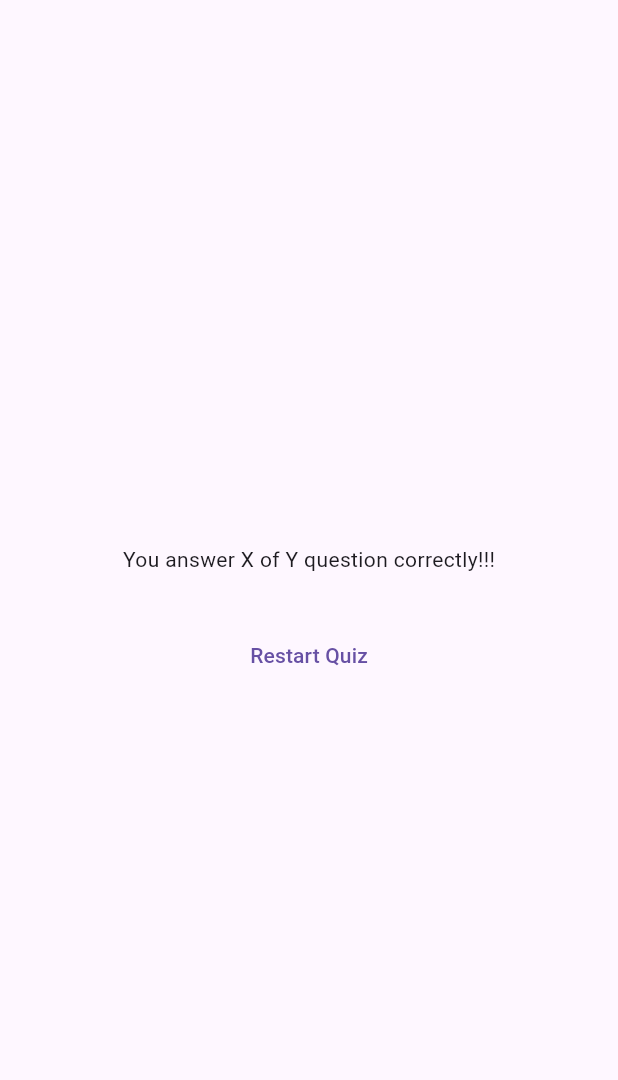
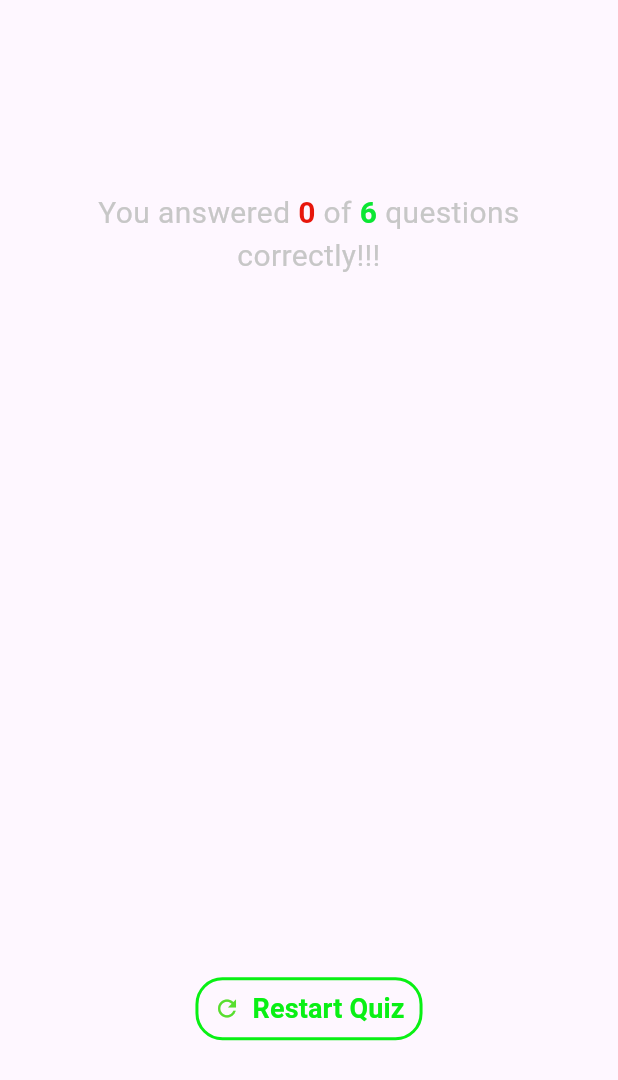
Before and after one commit to Adriatik-Berdufi/quiz_app, a Flutter app: the ResultsScreen widget shown alone on an empty page, opened directly with empty values, on a phone screen of 412 x 824 dp. Shown: the top 1080 px of the screen. Run offline on Flutter 3.47's test engine with Material 3 defaults, Android fonts, the phone set to English and light mode, and no system bars.

Commit message:
ad syle for question_summary

```diff
--- a/lib/result_screen.dart
+++ b/lib/result_screen.dart
@@ -11,11 +11,13 @@ class ResultsScreen extends StatelessWidget {
     final List<Map<String, Object>> summary = [];
 
     for (var i = 0; i < choseAnsewers.length; i++) {
+      final bool isCorrect = choseAnsewers[i] == questions[i].answer[0];
       summary.add({
         'index': i,
         'question': questions[i].question,
-        'correct_ansquers': questions[i].answer[0],
+        'correct_answers': questions[i].answer[0],
         'user_answer': choseAnsewers[i],
+        'is_correct': isCorrect,
       });
     }
 
@@ -24,6 +26,12 @@ class ResultsScreen extends StatelessWidget {
 
   @override
   Widget build(BuildContext context) {
+    final summaryData = getSummaryData();
+    final numTotQuestions = questions.length;
+    final numCorrectQuestions = summaryData.where((el) {
+      return el['user_answer'] == el['correct_answers'];
+    }).length;
+
     return SizedBox(
       width: double.infinity,
       child: Container(
@@ -31,14 +39,77 @@ class ResultsScreen extends StatelessWidget {
         child: Column(
           mainAxisAlignment: MainAxisAlignment.center,
           children: [
-            const Text('You answer X of Y question correctly!!!'),
+            Center(
+              child: Text.rich(
+                TextSpan(
+                  text: 'You answered ', // Parte normale
+                  style: const TextStyle(
+                    color: Color.fromARGB(255, 199, 199, 199),
+                    fontSize: 20.0,
+                  ),
+                  children: <TextSpan>[
+                    TextSpan(
+                      text: '$numCorrectQuestions',
+                      style: const TextStyle(
+                        color: Color.fromARGB(255, 231, 22, 11),
+                        fontWeight: FontWeight.bold,
+                      ),
+                    ),
+                    const TextSpan(
+                      text: ' of ',
+                    ),
+                    TextSpan(
+                      text: '$numTotQuestions ',
+                      style: const TextStyle(
+                        color: Color.fromARGB(255, 11, 231, 51),
+                        fontWeight: FontWeight.bold,
+                      ),
+                    ),
+                    const TextSpan(
+                      text: 'questions correctly!!!',
+                    ),
+                  ],
+                ),
+                textAlign: TextAlign.center,
+              ),
+            ),
             const SizedBox(
               height: 30,
             ),
-            QuestionSummary(summaryData: getSummaryData()),
+            QuestionSummary(summaryData: summaryData),
+            const SizedBox(
+              height: 33,
+            ),
             TextButton(
-              onPressed: () {},
-              child: const Text('Restart Quiz'),
+              onPressed: () {
+                // Aggiungi
+              },
+              style: TextButton.styleFrom(
+                side: const BorderSide(
+                  color: Color.fromARGB(255, 9, 240, 20),
+                  width: 2,
+                ),
+                shape: RoundedRectangleBorder(
+                    borderRadius: BorderRadius.circular(18)),
+              ),
+              child: const Row(
+                mainAxisSize: MainAxisSize.min,
+                children: [
+                  Icon(
+                    Icons.refresh,
+                    color: Color.fromARGB(255, 88, 222, 47),
+                  ),
+                  SizedBox(width: 8),
+                  Text(
+                    'Restart Quiz',
+                    style: TextStyle(
+                      color: Color.fromARGB(255, 9, 240, 20),
+                      fontWeight: FontWeight.bold,
+                      fontSize: 18,
+                    ),
+                  ),
+                ],
+              ),
             ),
           ],
         ),
```
Also changed, not shown: lib/question_summary.dart (+53 -7 lines).
